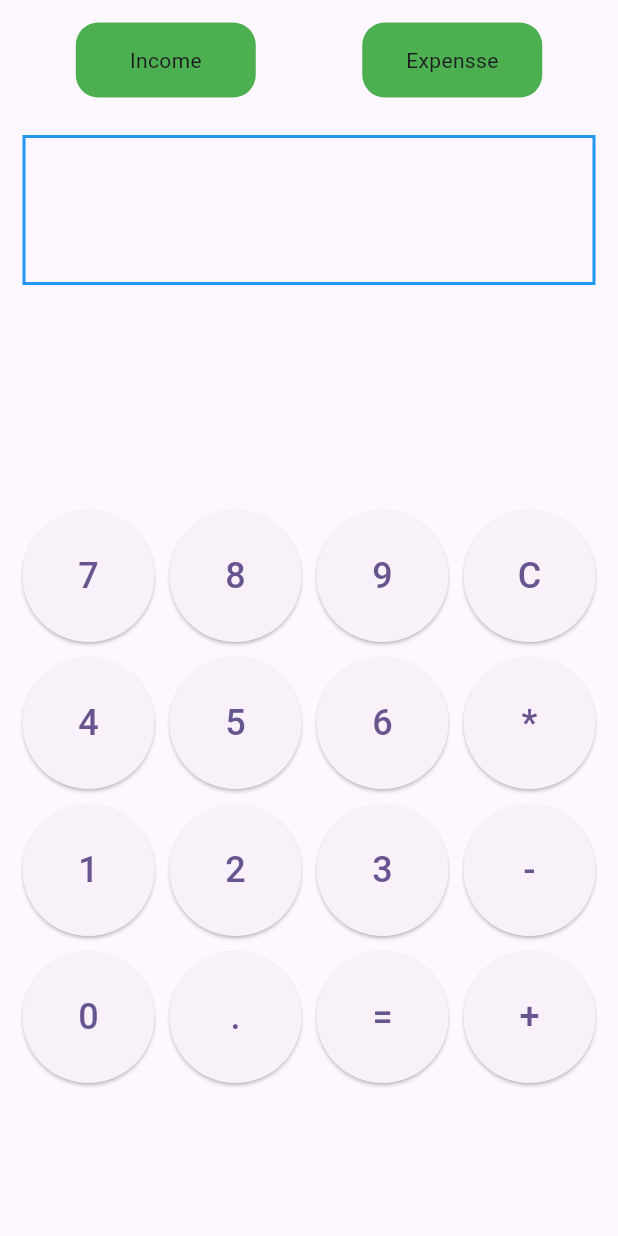
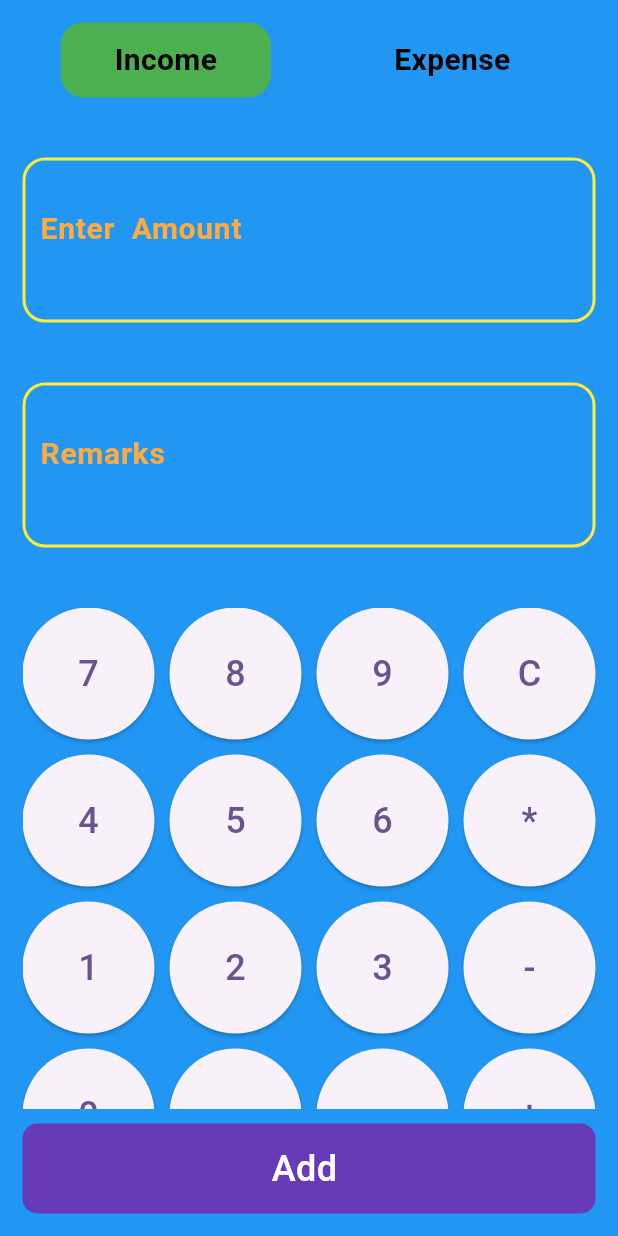
Before and after one commit to rabiaryal/budget_planner_022, a Flutter app: the InitialInfoPage screen opened directly, on a phone screen of 412 x 824 dp. Run offline on Flutter 3.47's test engine with Material 3 defaults, Android fonts, the phone set to English and light mode, and no system bars; our stand-ins replace another_flushbar, firebase_auth, fluttertoast; missing offline and left inert: function_tree; accounts and stored records are empty.

Commit message:
UI completly MAde

```diff
--- a/lib/Utils/color/color.dart
+++ b/lib/Utils/color/color.dart
@@ -1,9 +1,7 @@
 import 'package:flutter/material.dart';
 
 class AppColors {
-
   static const Color blackColor = Color(0x0ff00000);
   static const Color whiteColor = Color(0xFFFFFFFF);
-  static const Color buttonColor = Colors.green;
-
+  static const Color buttonColor = Colors.deepPurple;
 }
--- a/lib/Utils/components/round_button.dart
+++ b/lib/Utils/components/round_button.dart
@@ -1,4 +1,5 @@
 import 'package:budget_planner/Utils/color/color.dart';
+import 'package:budget_planner/Utils/style/textstyle.dart';
 import 'package:flutter/material.dart';
 
 class RoundButton extends StatelessWidget {
@@ -12,8 +13,8 @@ class RoundButton extends StatelessWidget {
     required this.title,
     this.loading = false,
     required this.onPress,
-    this.height=40,
-    this.widht= 200,
+    this.height = 40,
+    this.widht = 200,
   });
 
   @override
@@ -21,7 +22,7 @@ class RoundButton extends StatelessWidget {
     return InkWell(
       onTap: onPress,
       child: Container(
-        height:height,
+        height: height,
         width: widht,
         decoration: BoxDecoration(
             color: AppColors.buttonColor,
@@ -33,7 +34,7 @@ class RoundButton extends StatelessWidget {
                   )
                 : Text(
                     title,
-                    style: const TextStyle(color: AppColors.whiteColor),
+                    style: TextStylesOO.button,
                   )),
       ),
     );
--- /dev/null
+++ b/lib/Utils/style/textstyle.dart
@@ -0,0 +1,26 @@
+import 'package:flutter/material.dart';
+
+class TextStylesOO {
+  static const TextStyle title = TextStyle(
+    fontSize: 20,
+    fontWeight: FontWeight.bold,
+    color: Colors.black,
+  );
+
+  static const TextStyle input = TextStyle(
+    fontSize: 24,
+    color: Colors.black,
+  );
+
+  static const TextStyle label = TextStyle(
+    fontSize: 20,
+    fontWeight: FontWeight.w600,
+    color: Colors.orangeAccent,
+  );
+
+  static const TextStyle button = TextStyle(
+    fontSize: 24,
+    fontWeight: FontWeight.w500,
+    color: Colors.white,
+  );
+}
--- /dev/null
+++ b/lib/home/budget/amountinput.dart
@@ -0,0 +1,38 @@
+import 'package:budget_planner/Utils/style/textstyle.dart';
+import 'package:flutter/material.dart';
+
+class AmountInput extends StatelessWidget {
+  final TextEditingController controller;
+  final String labelText;
+  final bool readOnly;
+
+  const AmountInput({
+    required this.controller,
+    required this.labelText,
+    this.readOnly = false,
+    Key? key,
+  }) : super(key: key);
+
+  @override
+  Widget build(BuildContext context) {
+    return Container(
+      height: 110,
+      padding: const EdgeInsets.all(10.0),
+      decoration: BoxDecoration(
+        borderRadius: BorderRadius.circular(15),
+        border: Border.all(color: Colors.yellow, width: 2.0),
+      ),
+      child: TextField(
+        controller: controller,
+        readOnly: readOnly,
+        style: TextStylesOO.input,
+        textAlign: TextAlign.right,
+        decoration: InputDecoration(
+          labelText: labelText,
+          labelStyle: TextStylesOO.label,
+          border: InputBorder.none,
+        ),
+      ),
+    );
+  }
+}
--- /dev/null
+++ b/lib/home/budget/budgettypeselector.dart
@@ -0,0 +1,40 @@
+import 'package:budget_planner/Utils/style/textstyle.dart';
+import 'package:flutter/material.dart';
+
+class BudgetTypeSelector extends StatelessWidget {
+  final Function(String title, Color color) onBudgetTypeSelected;
+
+  const BudgetTypeSelector({required this.onBudgetTypeSelected, Key? key})
+      : super(key: key);
+
+  @override
+  Widget build(BuildContext context) {
+    return Row(
+      mainAxisAlignment: MainAxisAlignment.spaceAround,
+      children: [
+        _buildBudgetTypeButton('Income', Colors.green),
+        _buildBudgetTypeButton('Expense', Colors.blue),
+      ],
+    );
+  }
+
+  Widget _buildBudgetTypeButton(String title, Color color) {
+    return GestureDetector(
+      onTap: () => onBudgetTypeSelected(title, color),
+      child: Container(
+        height: 50,
+        width: 140,
+        decoration: BoxDecoration(
+          color: color,
+          borderRadius: BorderRadius.circular(15),
+        ),
+        child: Center(
+          child: Text(
+            title,
+            style: TextStylesOO.title,
+          ),
+        ),
+      ),
+    );
+  }
+}
--- /dev/null
+++ b/lib/home/budget/calculatorgrid.dart
@@ -0,0 +1,47 @@
+import 'package:flutter/material.dart';
+
+class CalculatorGrid extends StatelessWidget {
+  final Function(String value) onButtonPressed;
+  final VoidCallback onClearPressed;
+  final VoidCallback onCalculatePressed;
+
+  const CalculatorGrid({
+    required this.onButtonPressed,
+    required this.onClearPressed,
+    required this.onCalculatePressed,
+    Key? key,
+  }) : super(key: key);
+
+  @override
+  Widget build(BuildContext context) {
+    final buttons = [
+      '7', '8', '9', 'C',
+      '4', '5', '6', '*',
+      '1', '2', '3', '-',
+      '0', '.', '=', '+',
+    ];
+
+    return GridView.builder(
+      gridDelegate: const SliverGridDelegateWithFixedCrossAxisCount(
+        crossAxisCount: 4,
+        crossAxisSpacing: 10.0,
+        mainAxisSpacing: 10.0,
+      ),
+      itemCount: buttons.length,
+      itemBuilder: (context, index) {
+        final value = buttons[index];
+        return ElevatedButton(
+          onPressed: value == 'C'
+              ? onClearPressed
+              : value == '='
+                  ? onCalculatePressed
+                  : () => onButtonPressed(value),
+          child: Text(
+            value,
+            style: const TextStyle(fontSize: 24),
+          ),
+        );
+      },
+    );
+  }
+}
--- a/lib/home/budget/initialinfo.dart
+++ /dev/null
@@ -1,139 +0,0 @@
-import 'package:flutter/material.dart';
-import 'package:function_tree/function_tree.dart';
-
-class InitialInfoPage extends StatefulWidget {
-  const InitialInfoPage({super.key});
-
-  @override
-  State<InitialInfoPage> createState() => _InitialInfoPageState();
-}
-
-class _InitialInfoPageState extends State<InitialInfoPage> {
-  final TextEditingController _controller = TextEditingController();
-  void _onButtonPressed(String value) {
-    setState(() {
-      _controller.text += value;
-    });
-  }
-
-  void _calculateResult() {
-    try {
-      String input = _controller.text;
-      num result = input.interpret(); // Use `num` type
-      setState(() {
-        _controller.text = result.toString();
-      });
-    } catch (e) {
-      setState(() {
-        _controller.text = 'Error';
-      });
-    }
-  }
-
-  void _clearInput() {
-    setState(() {
-      _controller.clear();
-    });
-  }
-
-  Widget typesofbudget(String title) {
-    return GestureDetector(
-      onTap: () {},
-      child: Container(
-        height: 50,
-        width: 120,
-        decoration: BoxDecoration(
-            color: Colors.green, borderRadius: BorderRadius.circular(15)),
-        child: Center(child: Text(title)),
-      ),
-    );
-  }
-
-  @override
-  Widget build(BuildContext context) {
-    return Scaffold(
-        body: SafeArea(
-            child: Padding(
-      padding: const EdgeInsets.symmetric(horizontal: 15, vertical: 15),
-      child: Column(
-        mainAxisAlignment: MainAxisAlignment.spaceBetween,
-        crossAxisAlignment: CrossAxisAlignment.start,
-        children: [
-          Row(
-            mainAxisAlignment: MainAxisAlignment.spaceAround,
-            crossAxisAlignment: CrossAxisAlignment.start,
-            children: [
-              typesofbudget('Income'),
-              typesofbudget('Expensse'),
-            ],
-          ),
-          const SizedBox(
-            height: 25,
-          ),
-          Container(
-            height: 100,
-            padding: const EdgeInsets.all(10.0),
-            decoration: BoxDecoration(
-              border: Border.all(color: Colors.blue, width: 2.0),
-            ),
-            child: TextField(
-              controller: _controller,
-              readOnly: true,
-              style: const TextStyle(fontSize: 24),
-              textAlign: TextAlign.right,
-              decoration: const InputDecoration(border: InputBorder.none),
-            ),
-          ),
-          const SizedBox(height: 150),
-          // Calculator buttons
-
-          Expanded(
-            child: GridView.count(
-              crossAxisCount: 4,
-              crossAxisSpacing: 10.0,
-              mainAxisSpacing: 10.0,
-              children: [
-                _buildButton('7'),
-                _buildButton('8'),
-                _buildButton('9'),
-
-                _buildButton('C', isClear: true),
-
-                _buildButton('4'),
-                _buildButton('5'),
-                _buildButton('6'),
-                _buildButton('*'),
-                _buildButton('1'),
-                _buildButton('2'),
-                _buildButton('3'),
-                _buildButton('-'),
-                _buildButton('0'),
-                _buildButton('.'),
-                _buildButton('='),
-                _buildButton('+'),
-              ],
-            ),
-          ),
-        ],
-      ),
-    )));
-  }
-
-  Widget _buildButton(String value, {bool isClear = false}) {
-    return ElevatedButton(
-      onPressed: isClear
-          ? _clearInput
-          : () {
-              if (value == '=') {
-                _calculateResult();
-              } else {
-                _onButtonPressed(value);
-              }
-            },
-      child: Text(
-        value,
-        style: const TextStyle(fontSize: 24),
-      ),
-    );
-  }
-}
--- /dev/null
+++ b/lib/home/budget/newalt.dart
@@ -0,0 +1,109 @@
+import 'package:budget_planner/Utils/components/round_button.dart';
+import 'package:budget_planner/home/budget/amountinput.dart';
+import 'package:budget_planner/home/budget/budgettypeselector.dart';
+import 'package:budget_planner/home/budget/calculatorgrid.dart';
+
+import 'package:flutter/material.dart';
+import 'package:function_tree/function_tree.dart';
+
+class InitialInfoPage extends StatefulWidget {
+  const InitialInfoPage({super.key});
+
+  @override
+  State<InitialInfoPage> createState() => _InitialInfoPageState();
+}
+
+class _InitialInfoPageState extends State<InitialInfoPage> {
+  Color _backgroundColor = Colors.blue;
+  final TextEditingController _amountController = TextEditingController();
+  final TextEditingController _remarksController = TextEditingController();
+  String _titleString = '';
+
+  void _updateBudgetType(String title, Color color) {
+    setState(() {
+      _backgroundColor = color;
+      _titleString = title;
+      _clearInput();
+    });
+  }
+
+  void _onButtonPressed(String value) {
+    setState(() {
+      _amountController.text += value;
+    });
+  }
+
+  void _calculateResult() {
+    try {
+      final input = _amountController.text;
+      final result = input.interpret();
+      setState(() {
+        _amountController.text = result.toString();
+      });
+    } catch (_) {
+      setState(() {
+        _amountController.text = 'Error';
+      });
+    }
+  }
+
+  void _clearInput() {
+    _amountController.clear();
+    _remarksController.clear();
+  }
+
+  void _amountAdded() {
+    // Logic for adding the amount
+  }
+
+  @override
+  Widget build(BuildContext context) {
+    return Scaffold(
+      backgroundColor: _backgroundColor ?? Colors.blue,
+
+      body: GestureDetector(
+        behavior: HitTestBehavior.opaque,
+        onTap: () => FocusScope.of(context).unfocus(),
+        child: SafeArea(
+          child: Padding(
+            padding: const EdgeInsets.symmetric(horizontal: 15, vertical: 15),
+            child: Column(
+              children: [
+                BudgetTypeSelector(
+                  onBudgetTypeSelected: _updateBudgetType,
+                ),
+                const SizedBox(height: 40),
+                AmountInput(
+                  controller: _amountController,
+                  labelText: 'Enter $_titleString Amount',
+                  readOnly: true,
+                ),
+                const SizedBox(height: 40),
+                AmountInput(
+                  controller: _remarksController,
+                  labelText: 'Remarks',
+                  readOnly: false,
+                ),
+                const SizedBox(height: 40),
+                Expanded(
+                  child: CalculatorGrid(
+                    onButtonPressed: _onButtonPressed,
+                    onClearPressed: _clearInput,
+                    onCalculatePressed: _calculateResult,
+                  ),
+                ),
+                const SizedBox(height: 10),
+                RoundButton(
+                  title: "Add $_titleString",
+                  onPress: _amountAdded,
+                  height: 60,
+                  widht: double.infinity,
+                ),
+              ],
+            ),
+          ),
+        ),
+      ),
+    );
+  }
+}
--- a/lib/home/homepage.dart
+++ b/lib/home/homepage.dart
@@ -1,5 +1,7 @@
+import 'package:budget_planner/Utils/color/color.dart';
 import 'package:budget_planner/Utils/components/boxbutton.dart';
-import 'package:budget_planner/home/budget/initialinfo.dart';
+
+import 'package:budget_planner/home/budget/newalt.dart';
 import 'package:budget_planner/home/pages/budgetbreakdown.dart';
 import 'package:budget_planner/home/pages/initialbudget.dart';
 import 'package:flutter/material.dart';
@@ -53,9 +55,15 @@ class _HomePageState extends State<HomePage> {
             ],
           ),
         ),
-        floatingActionButton: FloatingActionButton(onPressed: () {
-          Navigator.push(context,
-              MaterialPageRoute(builder: (context) => const InitialInfoPage()));
-        }));
+        floatingActionButton: FloatingActionButton(
+          onPressed: () {
+            Navigator.push(
+              context,
+              MaterialPageRoute(builder: (context) => const InitialInfoPage()),
+            );
+          },
+          child: const Icon(Icons.add),
+          backgroundColor: AppColors.buttonColor,
+        ));
   }
 }
--- a/lib/main.dart
+++ b/lib/main.dart
@@ -12,6 +12,7 @@ class MyApp extends StatelessWidget {
   Widget build(BuildContext context) {
     return MaterialApp(
       title: 'Flutter Demo',
+      debugShowCheckedModeBanner: false,
       theme: ThemeData(
         colorScheme: ColorScheme.fromSeed(seedColor: Colors.deepPurple),
         useMaterial3: true,
--- a/lib/myowntesting/calculatortheme.dart
+++ b/lib/myowntesting/calculatortheme.dart
@@ -124,7 +124,4 @@ class _CalculatorthemeState extends State<Calculatortheme> {
       ),
     );
   }
-
-
-
 }
```
Also changed, not shown: lib/home/budget/initialpage.dart (added).
